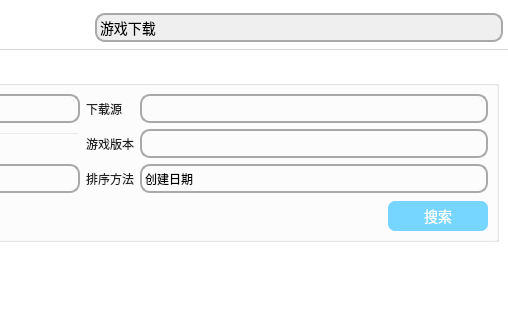
The window that UI/UI/MOS_UI.ui (David-xian66/Minecraft-Optimal-Starter_2) describes before a commit, drawn with Qt 5; both pictures show x 492 to 1000 and y 0 to 320 of the 1000 by 583 pixel window.
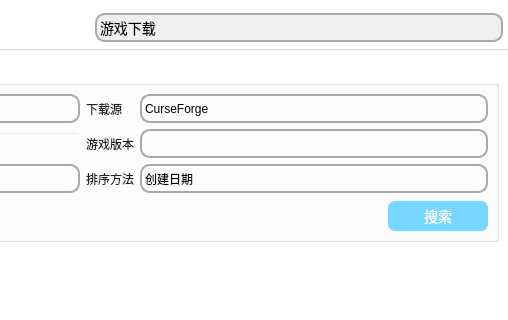
The same window after the commit. The open tabs and pages were chosen to show the change. Icons and pictures are not drawn.

```diff
--- a/UI/UI/MOS_UI.ui
+++ b/UI/UI/MOS_UI.ui
@@ -3193,6 +3193,16 @@
                    <verstretch>0</verstretch>
                   </sizepolicy>
                  </property>
+                 <item>
+                  <property name="text">
+                   <string>CurseForge</string>
+                  </property>
+                 </item>
+                 <item>
+                  <property name="text">
+                   <string>Mcdrinth</string>
+                  </property>
+                 </item>
                 </widget>
                </item>
               </layout>
```
Left out of the diff: 103 changed lines with no effect on the pictures.
